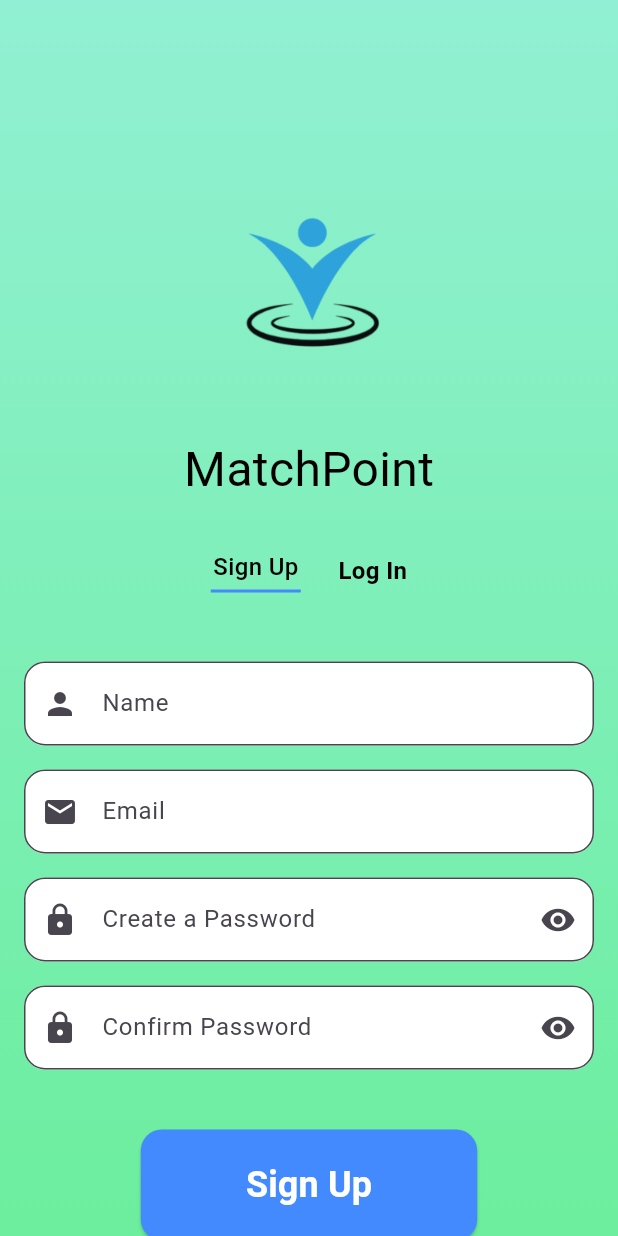
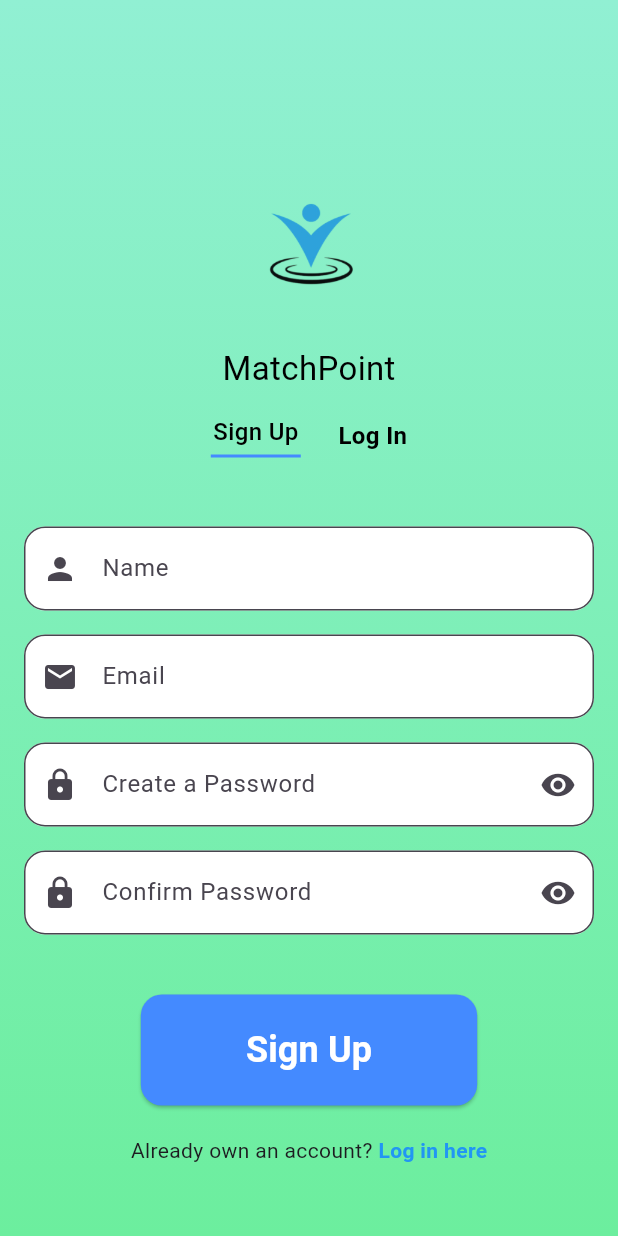
Before and after one commit to KIRAN10077/matchpoint, a Flutter app: the screen it shows after launch, after a tap on "Get Started", on a phone screen of 412 x 824 dp. Run offline on Flutter 3.47's test engine with Material 3 defaults, Android fonts, the phone set to English and light mode, and no system bars; our stand-ins replace google_fonts; Roboto replaces fonts that are missing (Audiowide).

Commit message:
ui changes

```diff
--- a/lib/screens/onboarding_screen.dart
+++ b/lib/screens/onboarding_screen.dart
@@ -36,7 +36,7 @@ child: Column(
   children: [
     SizedBox(height: 80,),
     //logo
-    Image.asset('assets/images/matchpoint_logo_final.png', height: 200,),
+    Image.asset('assets/images/matchpoint_logo_final.png', height: 100,),
     //title
     Text(
       "MatchPoint",
@@ -57,7 +57,7 @@ child: Column(
                 children:  [
                   Column(
                     children: [
-                      SizedBox(height: MediaQuery.of(context).size.height*0.38,
+                      SizedBox(height: MediaQuery.of(context).size.height*0.3,
                       child:Image.asset('assets/images/image1_onboarding.jpg', fit: BoxFit.contain),
                       ),
 
@@ -81,7 +81,7 @@ child: Column(
                   //page2
                   Column(
                     children: [
-                      SizedBox(height: MediaQuery.of(context).size.height*0.38,
+                      SizedBox(height: MediaQuery.of(context).size.height*0.3,
                       child:Image.asset('assets/images/image2_onboarding.png', fit: BoxFit.contain),
                       ),
 
@@ -104,7 +104,7 @@ child: Column(
                   //page3
                   Column(
                     children: [
-                      SizedBox(height: MediaQuery.of(context).size.height*0.38,
+                      SizedBox(height: MediaQuery.of(context).size.height*0.3,
                       child:Image.asset('assets/images/image3_onboarding.jpg', fit: BoxFit.contain),
                       ),
 
--- a/lib/screens/register_screen.dart
+++ b/lib/screens/register_screen.dart
@@ -41,17 +41,17 @@ class _RegisterScreenState extends State<RegisterScreen> {
             const SizedBox(height: 120),
       Image.asset(
         'assets/images/matchpoint_logo_final.png',
-        height: 160,
+        height: 100,
       ),
       const SizedBox(height: 10),
       Text(
         "MatchPoint",
         style: GoogleFonts.audiowide(
-          fontSize: 32,
+          fontSize: 22,
           color: const Color.fromARGB(255, 0, 0, 0),
         ),
       ),
-      const SizedBox(height: 30),
+      const SizedBox(height: 15),
     Row(
   mainAxisAlignment: MainAxisAlignment.center,
   children: [
```
